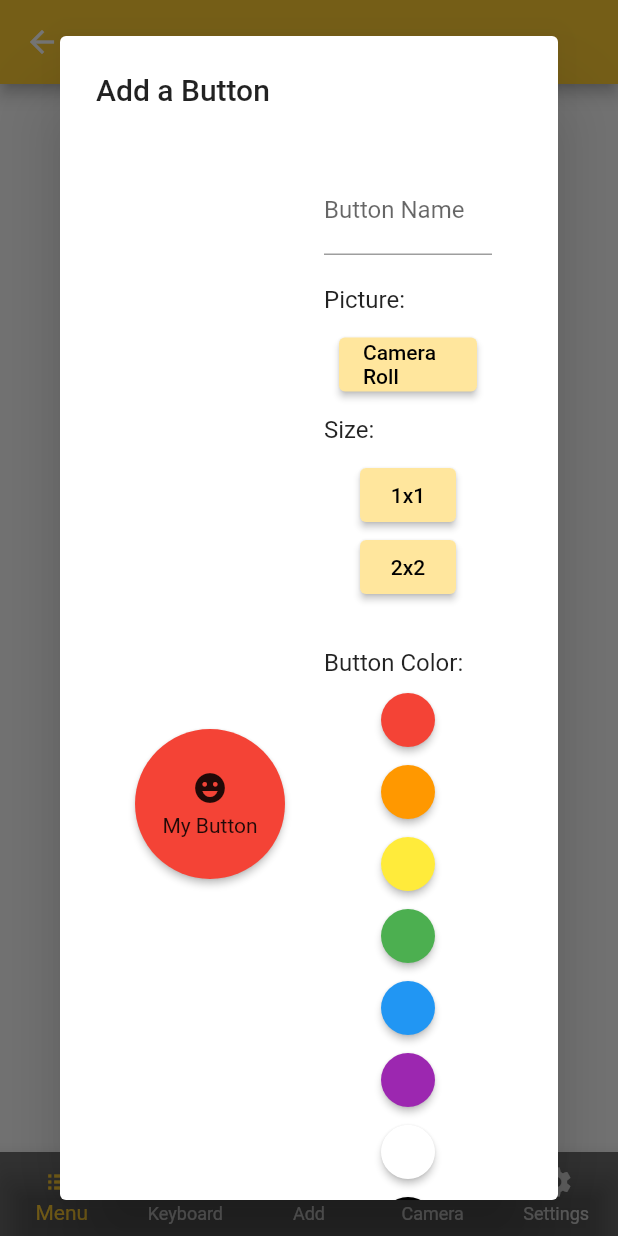
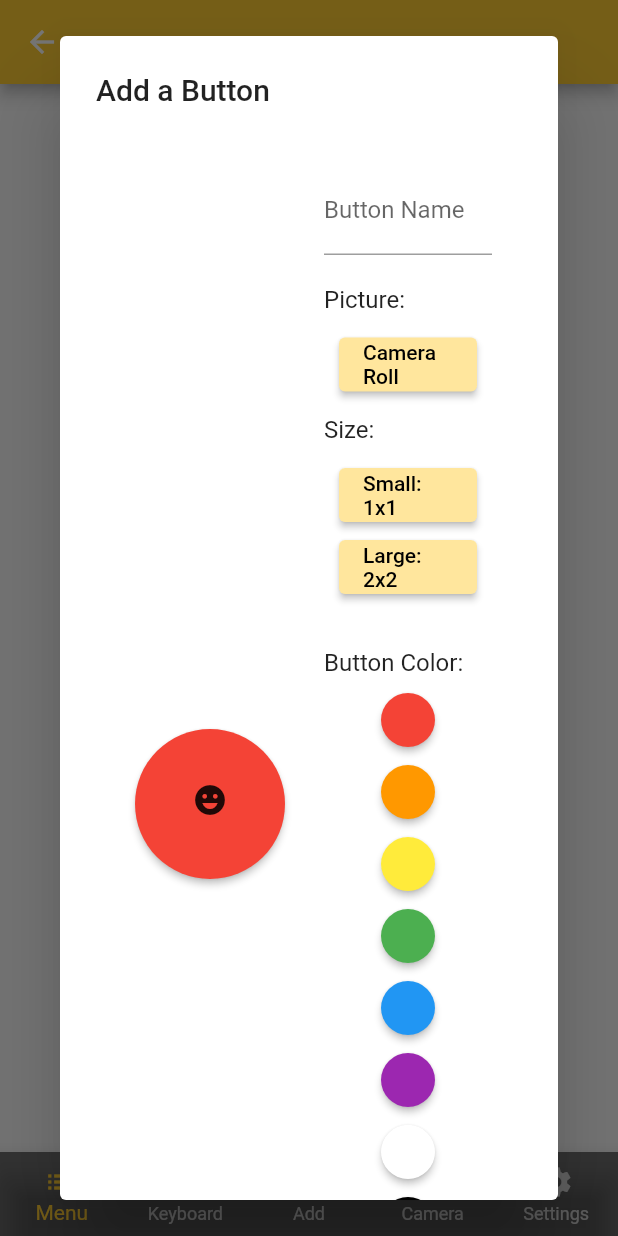
Before and after one commit to biiggman/aacai, a Flutter app: the MyHomePage screen opened directly, item 3 of the bottom bar chosen, on a phone screen of 412 x 824 dp. Run offline on Flutter 3.47's test engine with Material 2 defaults, Android fonts, the phone set to English and light mode, and no system bars; our stand-ins replace camera, cloud_firestore, firebase_auth, firebase_core, firebase_storage, flutter_tts and 3 more; missing offline and left inert: tflite; accounts and stored records are empty.

```diff
--- a/lib/main.dart
+++ b/lib/main.dart
@@ -122,7 +122,6 @@ class _MyHomePageState extends State<MyHomePage> {
                                     children: const [
                                       Icon(Icons.emoji_emotions),
                                       SizedBox(height: 5),
-                                      Text('My Button')
                                     ]),
                               ),
                             ),
@@ -181,12 +180,12 @@ class _MyHomePageState extends State<MyHomePage> {
                                               onPressed: () {
                                                 buttonSize = "1x1";
                                               },
-                                              child: const Text('1x1')),
+                                              child: const Text('Small: 1x1')),
                                           ElevatedButton(
                                               onPressed: () {
                                                 buttonSize = "2x2";
                                               },
-                                              child: const Text('2x2')),
+                                              child: const Text('Large: 2x2')),
                                         ],
                                       ),
                                       const SizedBox(height: 20),
@@ -316,7 +315,7 @@ class _MyHomePageState extends State<MyHomePage> {
                                                     buttonColor);
                                                 Navigator.pop(context);
                                               },
-                                              child: const Text('Add to '),
+                                              child: const Text('Add'),
                                             ),
                                           ]),
                                     ],
@@ -361,6 +360,7 @@ class _MyHomePageState extends State<MyHomePage> {
               } else {
                 return GridView.count(
                   crossAxisCount: 3,
+                  crossAxisSpacing: 5,
                   children: imageboardRef.data!,
                 );
               }
--- a/lib/utils/imageboard_utils.dart
+++ b/lib/utils/imageboard_utils.dart
@@ -141,7 +141,7 @@ class ButtonUtils {
             buttonLocation,
             height: 125,
             width: 125,
-            fit: BoxFit.cover,
+            fit: BoxFit.fill,
           ),
         ]),
       ));
```
Also changed, not shown: 2 other files.
